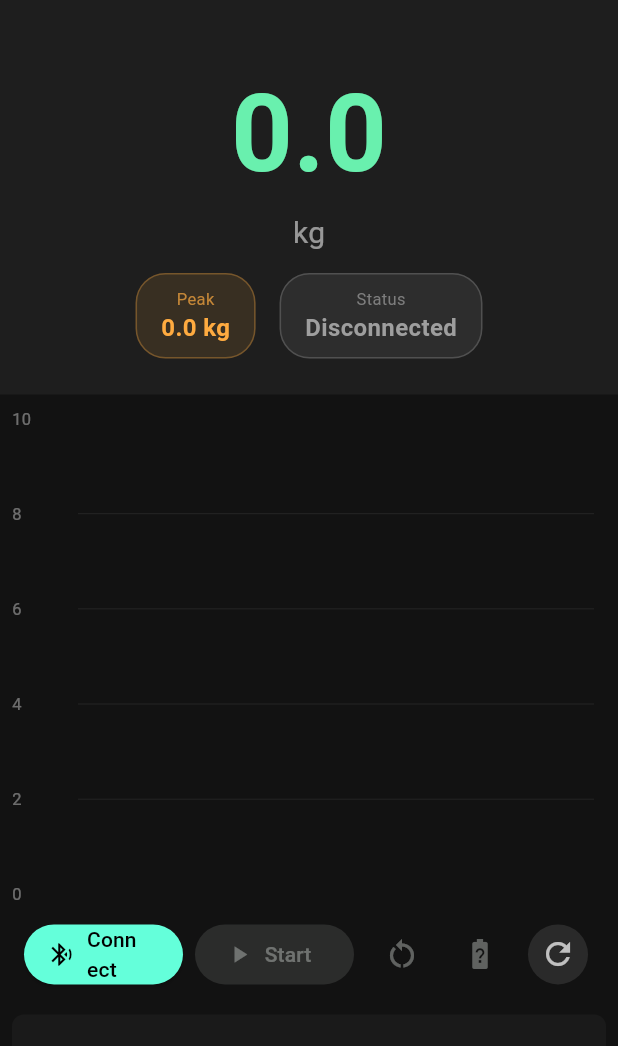
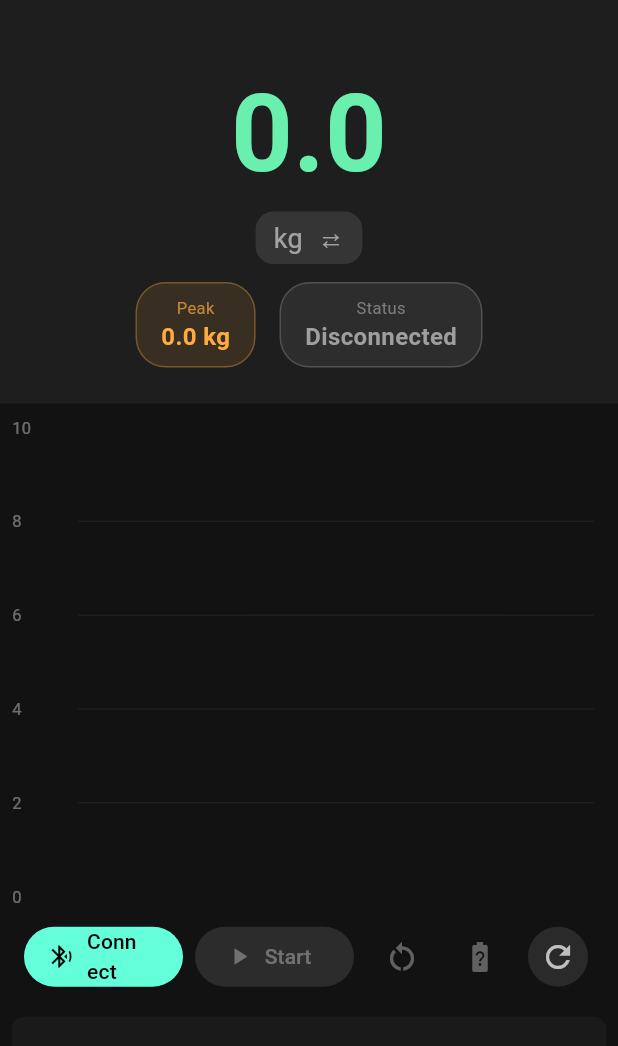
Before and after one commit to lukeyeh/tindeq, a Flutter app: the screen it shows after launch, on a phone screen of 412 x 824 dp, the part 63-1109 px from its top. Run offline on Flutter 3.47's test engine with Material 3 defaults, Android fonts, the phone set to English and light mode, and no system bars; drawn by our look-alikes of fl_chart; our stand-ins replace flutter_blue_plus.

Commit message:
Add kg/lbs unit toggle
Tap the unit label below the load number to switch between kg and lbs.
Conversion applies to the current load, peak display, and chart Y-axis.

https://claude.ai/code/session_01CUcWLnWpULZKgcthc8H2Kb

```diff
--- a/lib/screens/home_screen.dart
+++ b/lib/screens/home_screen.dart
@@ -25,6 +25,9 @@ class _HomeScreenState extends State<HomeScreen> {
   TindeqConnectionState _connectionState = TindeqConnectionState.disconnected;
   final List<String> _logs = [];
   double _elapsedSeconds = 0.0;
+  bool _useLbs = false;
+
+  static const double _kgToLbs = 2.20462;
 
   @override
   void initState() {
@@ -85,6 +88,9 @@ class _HomeScreenState extends State<HomeScreen> {
   bool get _isMeasuring =>
       _connectionState == TindeqConnectionState.measuring;
 
+  double _convert(double kg) => _useLbs ? kg * _kgToLbs : kg;
+  String get _unit => _useLbs ? 'lbs' : 'kg';
+
   @override
   Widget build(BuildContext context) {
     return Scaffold(
@@ -118,9 +124,11 @@ class _HomeScreenState extends State<HomeScreen> {
   }
 
   Widget _buildLoadDisplay() {
-    final loadColor = _currentLoad < 10
+    final displayLoad = _convert(_currentLoad);
+    final displayPeak = _convert(_peakLoad);
+    final loadColor = displayLoad.abs() < (_useLbs ? 22 : 10)
         ? Colors.greenAccent
-        : _currentLoad < 30
+        : displayLoad.abs() < (_useLbs ? 66 : 30)
             ? Colors.orangeAccent
             : Colors.redAccent;
 
@@ -131,7 +139,7 @@ class _HomeScreenState extends State<HomeScreen> {
       child: Column(
         children: [
           Text(
-            _currentLoad.toStringAsFixed(1),
+            displayLoad.toStringAsFixed(1),
             style: TextStyle(
               fontSize: 72,
               fontWeight: FontWeight.bold,
@@ -139,15 +147,27 @@ class _HomeScreenState extends State<HomeScreen> {
               fontFeatures: const [FontFeature.tabularFigures()],
             ),
           ),
-          const Text(
-            'kg',
-            style: TextStyle(fontSize: 20, color: Colors.white54),
+          GestureDetector(
+            onTap: () => setState(() => _useLbs = !_useLbs),
+            child: Container(
+              padding: const EdgeInsets.symmetric(horizontal: 12, vertical: 4),
+              decoration: BoxDecoration(
+                color: Colors.white10,
+                borderRadius: BorderRadius.circular(12),
+              ),
+              child: Text(
+                '$_unit  ⇄',
+                style: const TextStyle(fontSize: 18, color: Colors.white54),
+              ),
+            ),
           ),
           const SizedBox(height: 12),
           Row(
             mainAxisAlignment: MainAxisAlignment.center,
             children: [
-              _buildStatChip('Peak', '${_peakLoad.toStringAsFixed(1)} kg',
+              _buildStatChip(
+                  'Peak',
+                  '${displayPeak.toStringAsFixed(1)} $_unit',
                   Colors.orangeAccent),
               const SizedBox(width: 16),
               _buildStatChip(
@@ -212,7 +232,9 @@ class _HomeScreenState extends State<HomeScreen> {
   }
 
   Widget _buildChart() {
-    final spots = _chartData;
+    final spots = _useLbs
+        ? _chartData.map((s) => FlSpot(s.x, s.y * _kgToLbs)).toList()
+        : _chartData;
 
     double minX = 0;
     double maxX = 10;
@@ -222,12 +244,13 @@ class _HomeScreenState extends State<HomeScreen> {
     }
 
     // Compute a nice Y max from all visible data
-    double maxY = 10;
+    final step = _useLbs ? 20.0 : 10.0;
+    double maxY = step;
     for (final s in spots) {
       if (s.y > maxY) maxY = s.y;
     }
-    maxY = ((maxY / 10).ceil() * 10).toDouble();
-    if (maxY < 10) maxY = 10;
+    maxY = ((maxY / step).ceil() * step).toDouble();
+    if (maxY < step) maxY = step;
 
     return Expanded(
       flex: 3,
```
